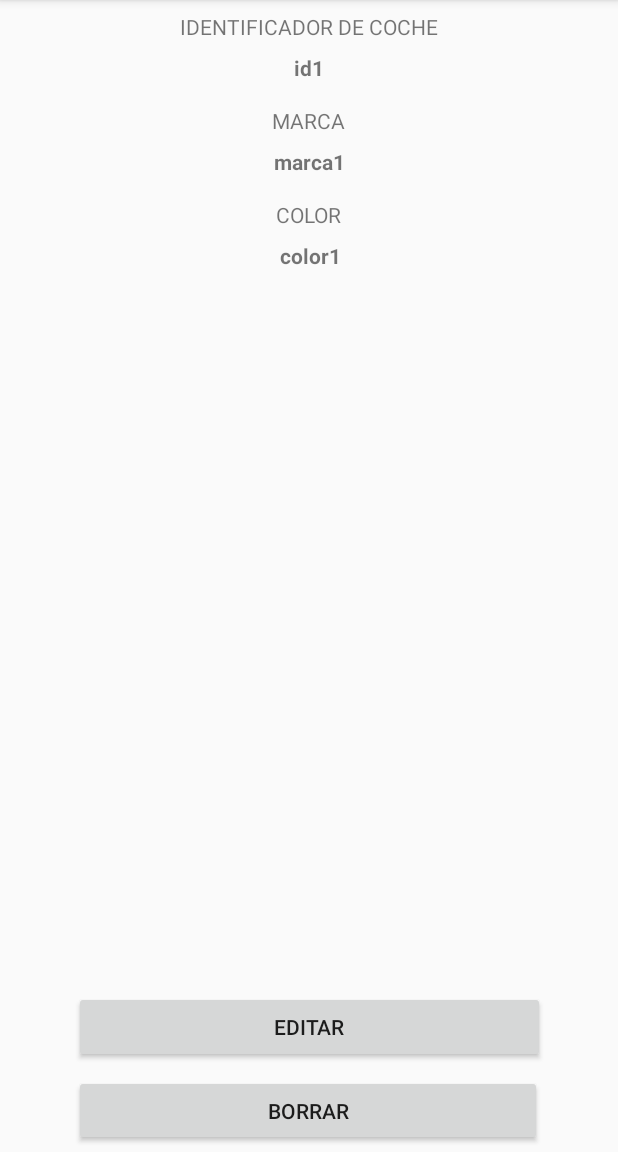
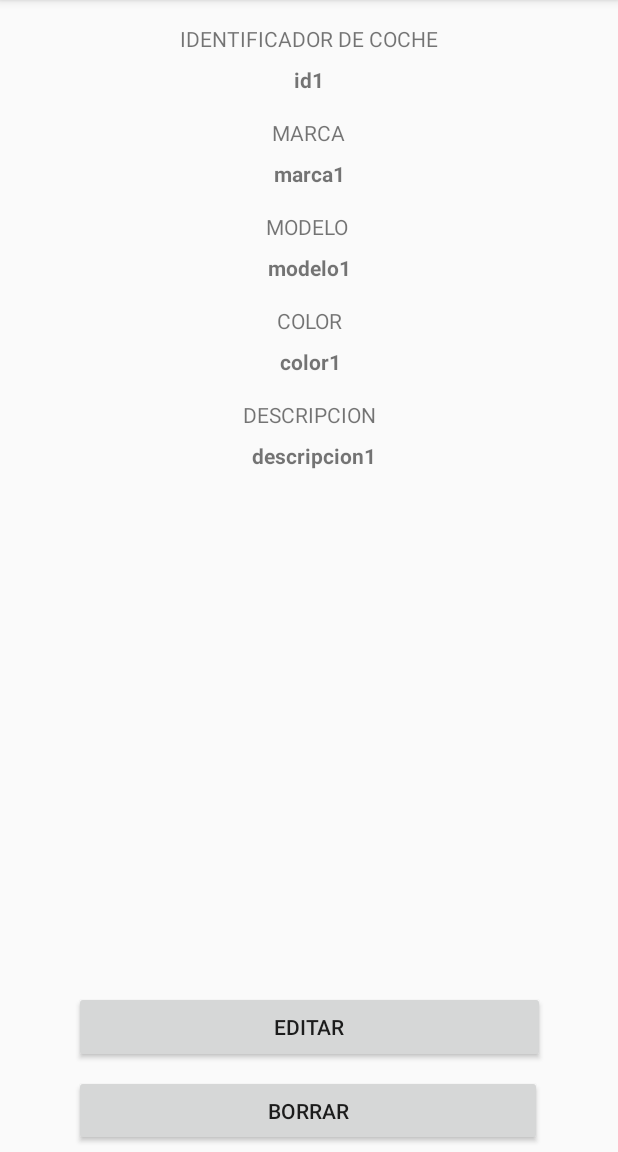
Before and after one commit to Joserto97DEV/myCars, an Android app: the CarDetail screen opened directly, with no data from a screen before it, on a phone screen of 412 x 824 dp, the part 84-1236 px from its top. Run offline under Robolectric (Android 15) with nearby library versions, the phone set to English and light mode, and no system bars.

Commit message:
CarDetail - Editar coche

```diff
--- a/app/src/main/java/com/josalv/mycars/Adaptador.java
+++ b/app/src/main/java/com/josalv/mycars/Adaptador.java
@@ -47,13 +47,13 @@ public class Adaptador extends BaseAdapter {
         convertView = inflater.inflate(R.layout.list_item_car, null);
         TextView tvMarca = (TextView) convertView.findViewById(R.id.tvMarca);
         TextView tvColor = (TextView) convertView.findViewById(R.id.tvColor);
-        TextView tvTipo = (TextView) convertView.findViewById(R.id.tvTipo);
+        TextView tvModelo = (TextView) convertView.findViewById(R.id.tvModelo);
         TextView tvDescripcion = (TextView) convertView.findViewById(R.id.tvDescripcion);
 
         tvMarca.setText(item.getMarca());
         tvColor.setText(item.getColor());
-        tvTipo.setText(item.getTipo());
-        tvDescripcion.setText(item.getDescripcion() + ", " + item.getId());
+        tvModelo.setText(item.getModelo());
+        tvDescripcion.setText(item.getDescripcion());
 
         return convertView;
     }
--- a/app/src/main/java/com/josalv/mycars/CarDetail.java
+++ b/app/src/main/java/com/josalv/mycars/CarDetail.java
@@ -6,6 +6,7 @@ import android.support.v7.app.AppCompatActivity;
 import android.os.Bundle;
 import android.view.View;
 import android.widget.Button;
+import android.widget.EditText;
 import android.widget.TextView;
 import android.widget.Toast;
 
@@ -13,13 +14,24 @@ public class CarDetail extends AppCompatActivity {
 
     private SQLiteDatabase db = null;
 
+    private Car c;
     private String carID;
+    private int edit_or_save = 0;
 
     private TextView tvID;
     private TextView tvMarca;
+    private TextView tvModelo;
     private TextView tvColor;
     private TextView tvDescripcion;
-    private TextView tvTipo;
+    private TextView[] tvs = {tvMarca, tvModelo, tvColor, tvDescripcion};
+
+    private EditText etMarca;
+    private EditText etModelo;
+    private EditText etColor;
+    private EditText etDescripcion;
+    private EditText[] ets = {etMarca, etModelo, etColor, etDescripcion};
+
+
     private Button btnDelete;
     private Button btnEdit;
 
@@ -34,12 +46,20 @@ public class CarDetail extends AppCompatActivity {
         super.onCreate(savedInstanceState);
         setContentView(R.layout.activity_car_detail);
 
-        // Declaramos los elementos:
-        tvID = (TextView) findViewById(R.id.tvID);
-        tvMarca = (TextView) findViewById(R.id.tvMarca);
-        tvColor = (TextView) findViewById(R.id.tvColor);
+        // Declaramos los elementos de texto:
+        tvID          = (TextView) findViewById(R.id.tvID);
+        tvMarca       = (TextView) findViewById(R.id.tvMarca);
+        tvModelo      = (TextView) findViewById(R.id.tvModelo);
+        tvColor       = (TextView) findViewById(R.id.tvColor);
+        tvDescripcion = (TextView) findViewById(R.id.tvDescripcion);
 
+        // Declaramos los elementos editables:
+        etMarca       = (EditText) findViewById(R.id.etMarca);
+        etModelo      = (EditText) findViewById(R.id.etModelo);
+        etColor       = (EditText) findViewById(R.id.etColor);
+        etDescripcion = (EditText) findViewById(R.id.etDescripcion);
 
+        // Declaramos los botones:
         btnDelete = (Button) findViewById(R.id.btnDelete);
         btnEdit = (Button) findViewById(R.id.btnEdit);
 
@@ -52,7 +72,6 @@ public class CarDetail extends AppCompatActivity {
         // Obtenemos el coche de la base de datos:
         DbHelper dbHelper = new DbHelper(this);
         db = dbHelper.getWritableDatabase();
-        Car c;
         try {
            c = DbHelper.findByID(db, carID);
         } catch (Exception e) {
@@ -61,15 +80,73 @@ public class CarDetail extends AppCompatActivity {
 
         // Cargamos los valores:
         if (c!=null) {
+
+            // En los label
             tvID.setText(c.getId());
             tvMarca.setText(c.getMarca());
+            tvModelo.setText(c.getModelo());
             tvColor.setText(c.getColor());
+            //tvDescripcion.setText(c.getDescripcion());
+
+            // En los editables
+            etMarca.setText(c.getMarca());
+            etModelo.setText(c.getModelo());
+            etColor.setText(c.getColor());
+            //etDescripcion.setText(c.getDescripcion());
+
         }
+
+
+        btnEdit.setOnClickListener(new View.OnClickListener(){
+            public void onClick(View v){
+                if (edit_or_save == 0) {
+                    // Pasamos a editar
+                    changeToEdit();
+                } else {
+
+                    // Recogemos los valores:
+                    String sMarca  = etMarca.getText().toString();
+                    String sModelo = etModelo.getText().toString();
+                    String sColor  = etColor.getText().toString();
+                    String sDescripcion = etDescripcion.getText().toString();
+
+                    // Comprobamos que los campos son válidos:
+                    if (!sMarca.isEmpty() && !sModelo.isEmpty() && !sColor.isEmpty() && !sDescripcion.isEmpty()) {
+
+                        // Creamos el nuevo coche
+                        Car newcar = new Car(etMarca.getText().toString(),
+                                etModelo.getText().toString(),
+                                c.getTipo(),
+                                etColor.getText().toString(),
+                                etDescripcion.getText().toString());
+
+                        // Borramos el viejo de la BD
+                        DbHelper.deleteByID(db, carID);
+
+                        // Guardamos el nuevo
+                        c = newcar;
+                        DbHelper.saveDb(db, c);
+
+                        // Volvemos al estado inicial
+                        changeToEdit();
+
+                        // Volvemos al ActivityMain
+                        Intent intent = new Intent(CarDetail.this, MainActivity.class);
+                        startActivity(intent);
+
+                    } else {
+                        // No se puede actualizar
+                        Toast.makeText(CarDetail.this, "No puede haber campos vacios", Toast.LENGTH_SHORT).show();
+                    }
+                }
+            }
+        });
 
         // Asignamos una funcion al boton de borrar:
         btnDelete.setOnClickListener(new View.OnClickListener(){
             public void onClick(View v) {
-                try{
+                if(edit_or_save == 1) {
+                    try {
                         // Borramos el coche
                         DbHelper.deleteByID(db, carID);
                         Toast.makeText(CarDetail.this, "Borrado correctamente", Toast.LENGTH_SHORT).show();
@@ -80,13 +157,39 @@ public class CarDetail extends AppCompatActivity {
                         // No se ha podido borrar el coche
                         Toast.makeText(CarDetail.this, "ERROR: No se ha podido borrar", Toast.LENGTH_SHORT).show();
                     }
-
+                } else {
+                    changeToEdit();
+                }
             }
         });
+    }   // Fin de onCreate()
 
-
-
-
+    /**
+     * Función que cambia el tipo de vista en función de si se está editando o no.
+     */
+    private void changeToEdit(){
+        if (edit_or_save == 0){
+            // Ponemos visibilidad a los editables
+            for(TextView t : tvs){
+                t.setVisibility(View.INVISIBLE);
             }
-
+            for(EditText e : ets){
+                e.setVisibility(View.VISIBLE);
             }
+            btnEdit.setText("Confirmar");
+            btnDelete.setText("Cancelar");
+            edit_or_save = 1;
+        } else {
+            // Ponemos visibilidad a los fijos
+            for(TextView t : tvs){
+                t.setVisibility(View.VISIBLE);
+            }
+            for(EditText e : ets){
+                e.setVisibility(View.INVISIBLE);
+            }
+            btnEdit.setText("Editar");
+            btnDelete.setText("Borrar");
+            edit_or_save = 0;
+        }
+    }
+}
--- a/app/src/main/res/layout/activity_car_detail.xml
+++ b/app/src/main/res/layout/activity_car_detail.xml
@@ -24,7 +24,7 @@
         android:layout_width="wrap_content"
         android:layout_height="wrap_content"
         android:layout_marginStart="8dp"
-        android:layout_marginTop="8dp"
+        android:layout_marginTop="16dp"
         android:layout_marginEnd="8dp"
         android:text="identificador de coche"
         android:textAllCaps="true"
@@ -68,8 +68,9 @@
         android:text="color"
         android:textAllCaps="true"
         app:layout_constraintEnd_toEndOf="parent"
+        app:layout_constraintHorizontal_bias="0.501"
         app:layout_constraintStart_toStartOf="parent"
-        app:layout_constraintTop_toBottomOf="@+id/tvMarca" />
+        app:layout_constraintTop_toBottomOf="@+id/tvModelo" />
 
     <TextView
         android:id="@+id/tvColor"
@@ -108,4 +109,108 @@
         app:layout_constraintEnd_toEndOf="parent"
         app:layout_constraintStart_toStartOf="parent" />
 
+    <TextView
+        android:id="@+id/modeloCarDetail"
+        android:layout_width="wrap_content"
+        android:layout_height="wrap_content"
+        android:layout_marginStart="8dp"
+        android:layout_marginTop="16dp"
+        android:layout_marginEnd="8dp"
+        android:text="modelo"
+        android:textAllCaps="true"
+        app:layout_constraintEnd_toEndOf="parent"
+        app:layout_constraintHorizontal_bias="0.498"
+        app:layout_constraintStart_toStartOf="parent"
+        app:layout_constraintTop_toBottomOf="@+id/tvMarca" />
+
+    <TextView
+        android:id="@+id/tvModelo"
+        android:layout_width="wrap_content"
+        android:layout_height="wrap_content"
+        android:layout_marginStart="8dp"
+        android:layout_marginTop="8dp"
+        android:layout_marginEnd="8dp"
+        android:text="modelo1"
+        android:textAllCaps="false"
+        android:textStyle="bold"
+        app:layout_constraintEnd_toEndOf="parent"
+        app:layout_constraintStart_toStartOf="parent"
+        app:layout_constraintTop_toBottomOf="@+id/modeloCarDetail" />
+
+    <TextView
+        android:id="@+id/descripcionCarDetail"
+        android:layout_width="wrap_content"
+        android:layout_height="wrap_content"
+        android:layout_marginStart="8dp"
+        android:layout_marginTop="16dp"
+        android:layout_marginEnd="8dp"
+        android:text="descripcion"
+        android:textAllCaps="true"
+        app:layout_constraintEnd_toEndOf="parent"
+        app:layout_constraintHorizontal_bias="0.501"
+        app:layout_constraintStart_toStartOf="parent"
+        app:layout_constraintTop_toBottomOf="@+id/tvColor" />
+
+    <TextView
+        android:id="@+id/textView4"
+        android:layout_width="wrap_content"
+        android:layout_height="wrap_content"
+        android:layout_marginStart="8dp"
+        android:layout_marginTop="8dp"
+        android:layout_marginEnd="8dp"
+        android:text="descripcion1"
+        android:textStyle="bold"
+        app:layout_constraintEnd_toEndOf="parent"
+        app:layout_constraintHorizontal_bias="0.51"
+        app:layout_constraintStart_toStartOf="parent"
+        app:layout_constraintTop_toBottomOf="@+id/descripcionCarDetail" />
+
+    <EditText
+        android:id="@+id/etMarca"
+        android:layout_width="257dp"
+        android:layout_height="37dp"
+        android:ems="10"
+        android:inputType="textPersonName"
+        android:text="marca1"
+        android:textSize="10sp"
+        android:visibility="invisible"
+        app:layout_constraintTop_toBottomOf="@+id/marcaCarDetail"
+        tools:layout_editor_absoluteX="64dp" />
+
+    <EditText
+        android:id="@+id/etModelo"
+        android:layout_width="257dp"
+        android:layout_height="37dp"
+        android:ems="10"
+        android:inputType="textPersonName"
+        android:text="modelo1"
+        android:textSize="10sp"
+        android:visibility="invisible"
+        app:layout_constraintTop_toBottomOf="@+id/modeloCarDetail"
+        tools:layout_editor_absoluteX="64dp" />
+
+    <EditText
+        android:id="@+id/etColor"
+        android:layout_width="257dp"
+        android:layout_height="37dp"
+        android:ems="10"
+        android:inputType="textPersonName"
+        android:text="color1"
+        android:textSize="10sp"
+        android:visibility="invisible"
+        app:layout_constraintTop_toBottomOf="@+id/colorCarDetail"
+        tools:layout_editor_absoluteX="64dp" />
+
+    <EditText
+        android:id="@+id/etDescripcion"
+        android:layout_width="257dp"
+        android:layout_height="37dp"
+        android:ems="10"
+        android:inputType="textPersonName"
+        android:text="descripcion1"
+        android:textSize="10sp"
+        android:visibility="invisible"
+        app:layout_constraintTop_toBottomOf="@+id/descripcionCarDetail"
+        tools:layout_editor_absoluteX="64dp" />
+
 </android.support.constraint.ConstraintLayout>
--- a/app/src/main/res/values/strings.xml
+++ b/app/src/main/res/values/strings.xml
@@ -9,5 +9,6 @@
     <string name="tipo4">Deportivo</string>
     <string name="tipo5">Berlina</string>
     <string name="descripcion">Descripcion</string>
+    <string name="nuevo_carro">Nuevo carro</string>
 
 </resources>
```
Also changed, not shown: app/src/main/java/com/josalv/mycars/MainActivity.java (+9 -24 lines), app/src/main/res/layout/list_item_car.xml (+14 -13 lines). Lines whose indentation alone changed are shown as unchanged.
